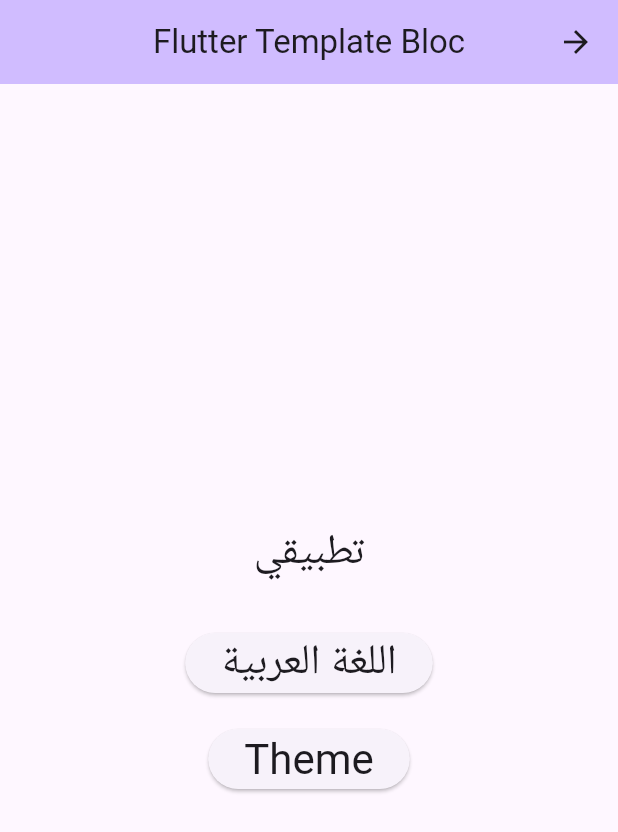
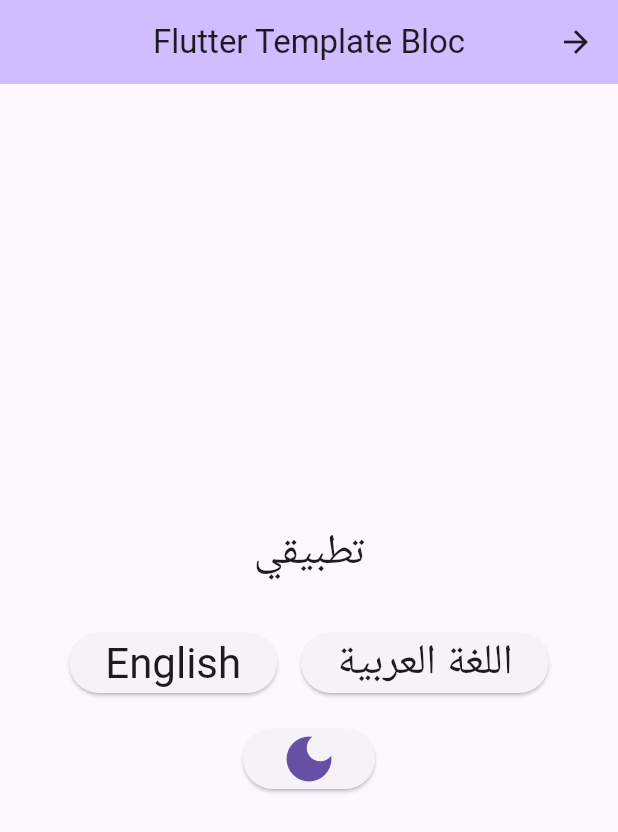
Before and after one commit to Abdullah98Om/flutter_temp_bloc, a Flutter app: the screen it shows after launch, after a tap on "اللغة العربية", on a phone screen of 412 x 824 dp. Shown: the top 832 px of the screen. Run offline on Flutter 3.47's test engine with Material 3 defaults, Android fonts, the phone set to English and light mode, and no system bars; our stand-ins replace cached_network_image, dio, easy_localization, flutter_bloc, flutter_secure_storage, fpdart and 2 more.

Commit message:
add lanaguage and theme managing

```diff
--- a/lib/core/di/dependency_injection.dart
+++ b/lib/core/di/dependency_injection.dart
@@ -1,5 +1,6 @@
 import 'package:flutter_temp_bloc/core/storage/secure_storage_services.dart';
 import 'package:flutter_temp_bloc/core/storage/shared_service.dart';
+import 'package:flutter_temp_bloc/core/theme/theme_cubit.dart';
 import 'package:get_it/get_it.dart';
 
 import 'package:shared_preferences/shared_preferences.dart';
@@ -21,6 +22,11 @@ class DependencyInjection {
     getIt.registerLazySingleton<SecureStorageServices>(() => secureStorage);
 
     //////////////////////////////////////////////////////////
+    ///
+    ///
+    getIt.registerLazySingleton<ThemeCubit>(
+      () => ThemeCubit(getIt<SharedService>()),
+    );
     ///////////////// Cubits //////////////////////////////////////
   }
 }
--- a/lib/core/theme/theme_cubit.dart
+++ b/lib/core/theme/theme_cubit.dart
@@ -1,7 +1,7 @@
 import 'package:flutter/material.dart';
 import 'package:flutter_bloc/flutter_bloc.dart';
+import 'package:flutter_temp_bloc/core/storage/shared_service.dart';
 
-/// الحالة البسيطة للثيم
 class ThemeState {
   final ThemeMode themeMode;
   const ThemeState(this.themeMode);
@@ -9,15 +9,35 @@ class ThemeState {
 
 /// الـ Cubit المسؤول عن إدارة الثيم
 class ThemeCubit extends Cubit<ThemeState> {
-  ThemeCubit() : super(const ThemeState(ThemeMode.light));
+  final SharedService _sharedService;
+  ThemeCubit(this._sharedService)
+    : super(
+        ThemeState(
+          _sharedService.readBool(_themeKey) == true
+              ? ThemeMode.dark
+              : ThemeMode.light,
+        ),
+      );
+  static const _themeKey = 'app_theme';
 
   void toggleTheme() {
     final newMode = state.themeMode == ThemeMode.light
         ? ThemeMode.dark
         : ThemeMode.light;
+
+    final isDark = newMode == ThemeMode.dark;
+    _sharedService.writeBool(key: _themeKey, value: isDark);
+
     emit(ThemeState(newMode));
   }
 
-  void setLight() => emit(const ThemeState(ThemeMode.light));
-  void setDark() => emit(const ThemeState(ThemeMode.dark));
+  void setLight() {
+    _sharedService.writeBool(key: _themeKey, value: false);
+    emit(const ThemeState(ThemeMode.light));
+  }
+
+  void setDark() {
+    _sharedService.writeBool(key: _themeKey, value: true);
+    emit(const ThemeState(ThemeMode.dark));
+  }
 }
--- a/lib/main.dart
+++ b/lib/main.dart
@@ -23,7 +23,10 @@ void main() async {
       saveLocale: true, // هذا يحفظ اللغة تلقائيًا
       path: 'assets/langs',
       fallbackLocale: const Locale(LanguageKeys.english),
-      child: BlocProvider(create: (_) => ThemeCubit(), child: const MyApp()),
+      child: BlocProvider(
+        create: (_) => getIt<ThemeCubit>(),
+        child: const MyApp(),
+      ),
     ),
   );
 }
--- a/lib/views/home_page.dart
+++ b/lib/views/home_page.dart
@@ -25,6 +25,9 @@ class HomePage extends StatelessWidget {
               style: Theme.of(context).textTheme.headlineMedium,
             ),
             SizedBox(height: 32),
+            Row(
+              mainAxisAlignment: MainAxisAlignment.center,
+              children: [
                 ElevatedButton(
                   onPressed: () {
                     // لتغيير اللغة إلى العربية
@@ -35,15 +38,35 @@ class HomePage extends StatelessWidget {
                     style: Theme.of(context).textTheme.headlineMedium,
                   ),
                 ),
+                SizedBox(width: 16),
+                ElevatedButton(
+                  onPressed: () {
+                    // لتغيير اللغة إلى العربية
+                    context.setLocale(Locale(LanguageKeys.english));
+                  },
+                  child: Text(
+                    'English',
+                    style: Theme.of(context).textTheme.headlineMedium,
+                  ),
+                ),
+              ],
+            ),
+
             SizedBox(height: 16),
             ElevatedButton(
               onPressed: () {
                 final themeCubit = context.read<ThemeCubit>();
                 themeCubit.toggleTheme();
               },
-              child: Text(
-                'Theme',
-                style: Theme.of(context).textTheme.headlineMedium,
+              child: BlocBuilder<ThemeCubit, ThemeState>(
+                builder: (context, state) {
+                  return Icon(
+                    state.themeMode == ThemeMode.light
+                        ? Icons.dark_mode
+                        : Icons.light_mode,
+                    size: 40,
+                  );
+                },
               ),
             ),
           ],
```
Lines whose indentation alone changed are shown as unchanged.
